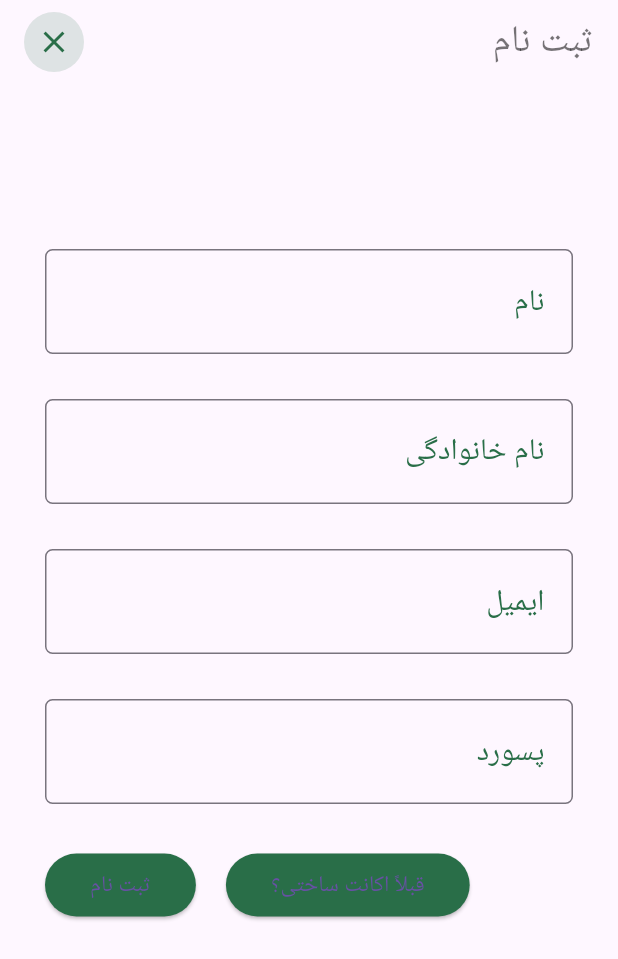
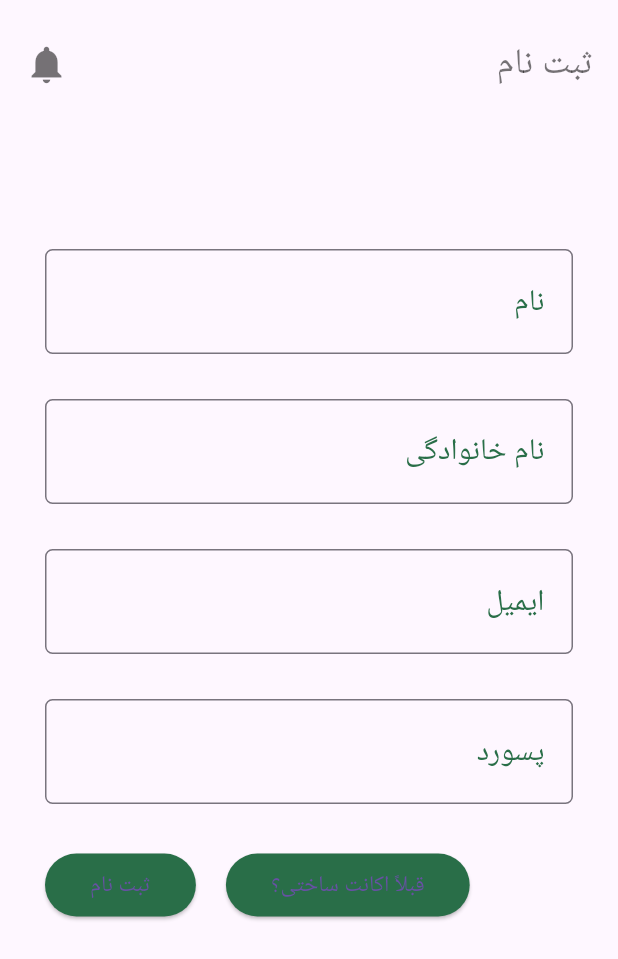
Before and after one commit to AM1RH3/wordpress_app, a Flutter app: the SignupPage screen opened directly, on a phone screen of 412 x 824 dp. Shown: the top 959 px of the screen. Run offline on Flutter 3.47's test engine with Material 3 defaults, Android fonts, the light colour scheme and no system bars; our stand-ins replace animated_bottom_navigation_bar, dio, loading_animation_widget, page_transition; accounts and stored records are empty; network calls fail; Roboto replaces fonts that are missing (Lalezar).

Commit message:
change customAppBar To BuildCustomAppBar

```diff
--- a/lib/providers/shop_provider.dart
+++ b/lib/providers/shop_provider.dart
@@ -18,6 +18,7 @@ class ShopProvider with ChangeNotifier {
 
   bool isLoading = false;
   bool isLoadingPosts = false;
+  bool isLoadingShippingDetails = false;
 
   // For Store All-Products
   // List<Product> _product = <Product>[];
@@ -205,14 +206,13 @@ class ShopProvider with ChangeNotifier {
   }
 
   updateCustomerDetails(CustomerDetailsModel customerDetailsModel) async {
-    isLoading = true;
+    isLoadingShippingDetails = true;
     notifyListeners();
     _customerDetailsModel ??= CustomerDetailsModel();
     _customerDetailsModel =
         await _apiService!.updateCustomerDetails(customerDetailsModel);
-    isLoading = false;
+    isLoadingShippingDetails = false;
     notifyListeners();
-
   }
 
   void initializeData() {
--- a/lib/ui/login/login_page.dart
+++ b/lib/ui/login/login_page.dart
@@ -1,6 +1,5 @@
 import 'package:flutter/cupertino.dart';
 import 'package:flutter/material.dart';
-import 'package:page_transition/page_transition.dart';
 import 'package:woedpress_app/api/api_service.dart';
 import 'package:woedpress_app/models/woocommerce/register_model.dart';
 import 'package:woedpress_app/ui/root/root_page.dart';
@@ -105,7 +104,7 @@ class _LoginPageState extends State<LoginPage> {
     return Scaffold(
       appBar: AppBar(
         automaticallyImplyLeading: false,
-        title: const CustomAppBar(appBarTitle: ' ورود به برنامه'),
+        title: const BuildCustomAppBar(appBarTitle: ' ورود به برنامه'),
         backgroundColor: Theme.of(context).scaffoldBackgroundColor,
         elevation: 0.0,
       ),
--- a/lib/ui/product_details/product_detail.dart
+++ b/lib/ui/product_details/product_detail.dart
@@ -42,7 +42,7 @@ class _ProductDetailState extends State<ProductDetail> {
           body: Stack(
             children: [
               //! ******************************************** < AppBar > ****************************************************
-              const CustomAppBar(appBarTitle: 'توضیحات محصول'),
+              const BuildCustomAppBar(appBarTitle: 'توضیحات محصول'),
               Positioned(
                 top: 100.0,
                 left: 20.0,
--- a/lib/ui/signup/signup_page.dart
+++ b/lib/ui/signup/signup_page.dart
@@ -104,7 +104,7 @@ class _SignupPageState extends State<SignupPage> {
     return Scaffold(
       appBar: AppBar(
         automaticallyImplyLeading: false,
-        title: const CustomAppBar(appBarTitle: 'ثبت نام'),
+        title: const BuildCustomAppBar(appBarTitle: 'ثبت نام'),
         backgroundColor: Theme.of(context).scaffoldBackgroundColor,
         elevation: 0.0,
       ),
--- a/lib/ui/utils/custom_appbar.dart
+++ b/lib/ui/utils/custom_appbar.dart
@@ -1,37 +1,64 @@
 import 'package:flutter/material.dart';
 import 'package:woedpress_app/constants/constants.dart';
 
-class CustomAppBar extends StatelessWidget {
+class BuildCustomAppBar extends StatelessWidget {
   final String appBarTitle;
-  const CustomAppBar({
+  const BuildCustomAppBar({
     required this.appBarTitle,
     super.key,
   });
 
   @override
   Widget build(BuildContext context) {
-    return Positioned(
-      top: 50.0,
-      left: 20.0,
-      right: 20.0,
+    return Padding(
+      padding: const EdgeInsets.only(top: 30.0),
       child: Row(
         mainAxisAlignment: MainAxisAlignment.spaceBetween,
         children: [
-          GestureDetector(
-            onTap: () {
-              Navigator.pop(context);
-            },
-            child: Container(
-              height: 40.0,
-              width: 40.0,
-              decoration: BoxDecoration(
-                borderRadius: BorderRadius.circular(50.0),
-                color: Constants.primaryColor.withOpacity(0.15),
+          Icon(
+            color: Constants.blackColor,
+            Icons.notifications,
+            size: 30.0,
+          ),
+          Text(
+            appBarTitle,
+            style: TextStyle(
+              color: Constants.blackColor,
+              fontFamily: 'Lalezar',
+              fontSize: 24.0,
+            ),
+          ),
+        ],
+      ),
+    );
+  }
+}
+
+class BuildCustomAppBar2 extends StatelessWidget {
+  final String appBarTitle;
+  const BuildCustomAppBar2({
+    required this.appBarTitle,
+    super.key,
+  });
+
+  @override
+  Widget build(BuildContext context) {
+    return Padding(
+      padding: const EdgeInsets.only(top: 30.0),
+      child: Row(
+        mainAxisAlignment: MainAxisAlignment.spaceBetween,
+        children: [
+          Padding(
+            padding: const EdgeInsets.only(left: 3),
+            child: IconButton(
+              color: Constants.blackColor,
+              icon: const Icon(
+                Icons.arrow_back_ios,
+                size: 27.0,
               ),
-              child: Icon(
-                Icons.close,
-                color: Constants.primaryColor,
-              ),
+              onPressed: () {
+                Navigator.pop(context);
+              },
             ),
           ),
           Text(
@@ -39,7 +66,7 @@ class CustomAppBar extends StatelessWidget {
             style: TextStyle(
               color: Constants.blackColor,
               fontFamily: 'Lalezar',
-              fontSize: 25.0,
+              fontSize: 24.0,
             ),
           ),
         ],
```
Also changed, not shown: lib/ui/cart/cart_page.dart (+11 -1 lines), pubspec.lock.
